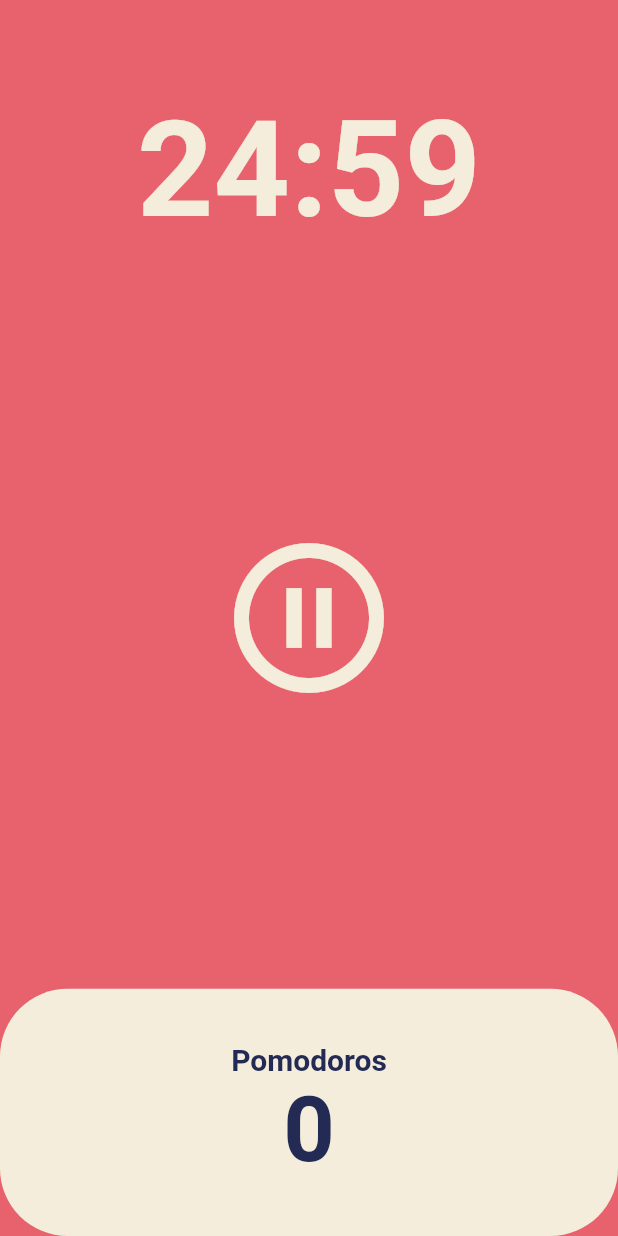
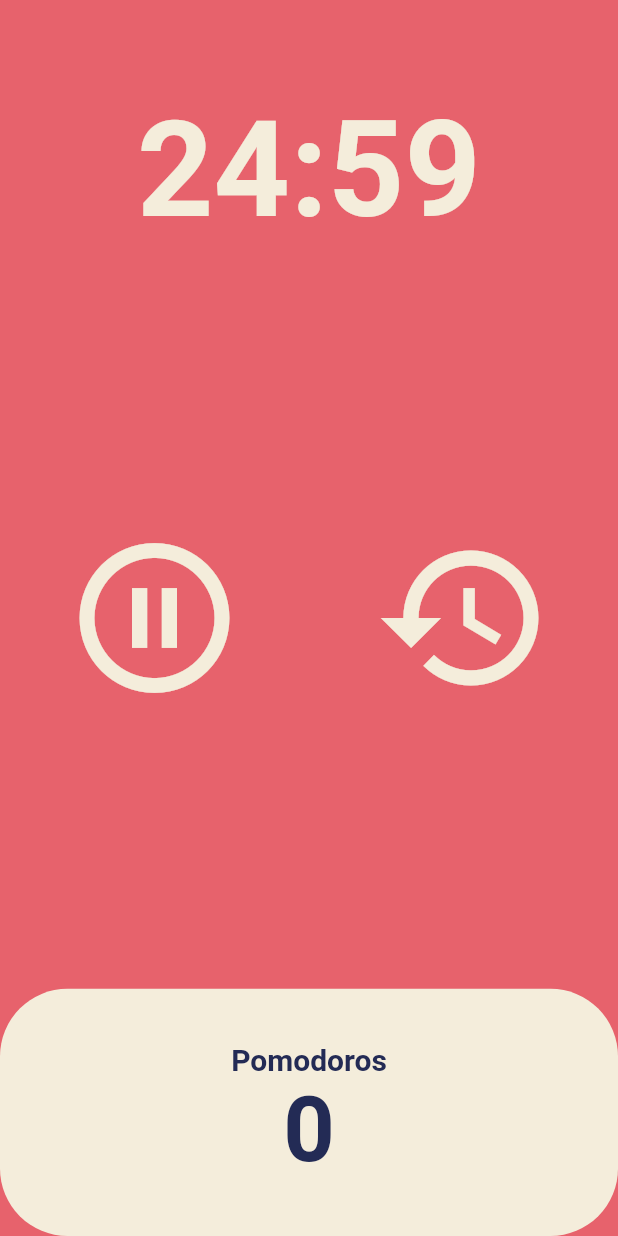
Before and after one commit to hunman89/toonflix, a Flutter app: the screen it shows after launch, after a tap on the "play circle outline" icon, on a phone screen of 412 x 824 dp. Run offline on Flutter 3.47's test engine with Material 2 defaults, Android fonts, the phone set to English and light mode, and no system bars.

Commit message:
[app] code challenge

```diff
--- a/lib/screens/home_screen.dart
+++ b/lib/screens/home_screen.dart
@@ -48,6 +48,14 @@ class _HomeScreenState extends State<HomeScreen> {
     });
   }
 
+  void onResetPressed() {
+    timer.cancel();
+    setState(() {
+      isRunning = false;
+      totalSeconds = twentyFiveMinutes;
+    });
+  }
+
   String format(int seconds) {
     var duration = Duration(seconds: seconds);
     return duration.toString().split(".").first.substring(2);
@@ -76,15 +84,32 @@ class _HomeScreenState extends State<HomeScreen> {
           Flexible(
             flex: 3,
             child: Center(
-              child: IconButton(
-                  iconSize: 120,
-                  color: Theme.of(context).cardColor,
-                  onPressed: isRunning ? onPausePressed : onStartPressed,
-                  icon: Icon(
-                    isRunning
-                        ? Icons.pause_circle_outline
-                        : Icons.play_circle_outline,
-                  )),
+              child: isRunning
+                  ? Row(
+                      mainAxisAlignment: MainAxisAlignment.spaceAround,
+                      children: [
+                        IconButton(
+                          iconSize: 120,
+                          color: Theme.of(context).cardColor,
+                          onPressed: onPausePressed,
+                          icon: const Icon(Icons.pause_circle_outline),
+                        ),
+                        IconButton(
+                          iconSize: 120,
+                          color: Theme.of(context).cardColor,
+                          onPressed: onResetPressed,
+                          icon: const Icon(Icons.restore_outlined),
+                        )
+                      ],
+                    )
+                  : IconButton(
+                      iconSize: 120,
+                      color: Theme.of(context).cardColor,
+                      onPressed: onStartPressed,
+                      icon: const Icon(
+                        Icons.play_circle_outline,
+                      ),
+                    ),
             ),
           ),
           Flexible(
```
